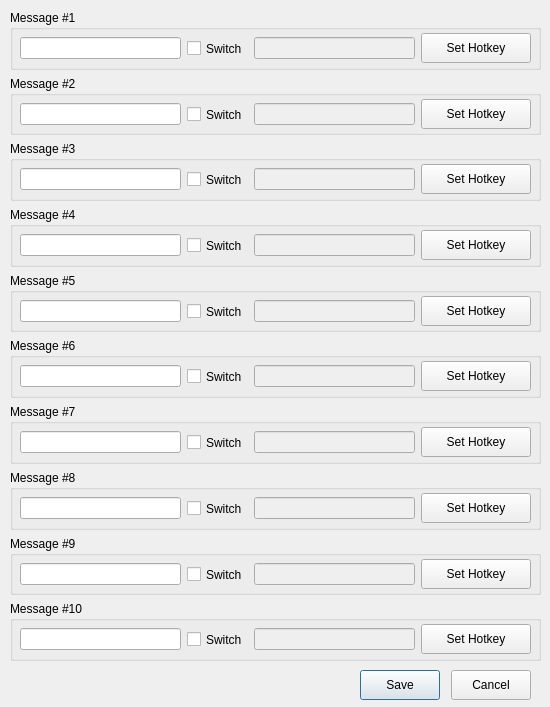
blink-dev/ts3plugin-HotkeyMessage, file src/configui.ui: the form before one commit.
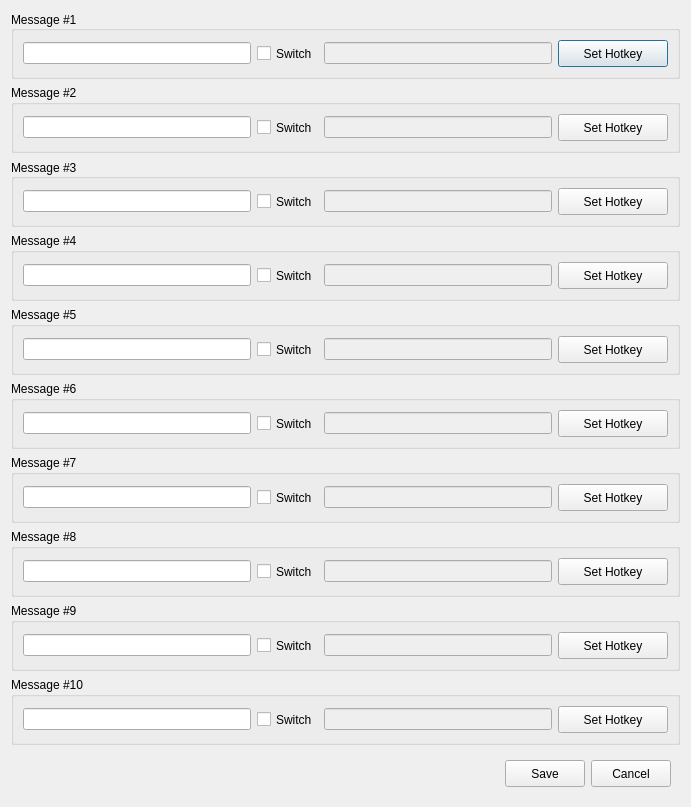
The form after the commit.

What changed in the file:
```diff
--- a/src/configui.ui
+++ b/src/configui.ui
@@ -6,102 +6,43 @@
    <rect>
     <x>0</x>
     <y>0</y>
-    <width>550</width>
-    <height>707</height>
+    <width>691</width>
+    <height>803</height>
    </rect>
   </property>
   <property name="sizePolicy">
-   <sizepolicy hsizetype="Fixed" vsizetype="Fixed">
+   <sizepolicy hsizetype="Maximum" vsizetype="Preferred">
     <horstretch>0</horstretch>
     <verstretch>0</verstretch>
    </sizepolicy>
   </property>
-  <property name="minimumSize">
-   <size>
-    <width>550</width>
-    <height>707</height>
-   </size>
-  </property>
-  <property name="maximumSize">
-   <size>
-    <width>550</width>
-    <height>707</height>
-   </size>
-  </property>
   <property name="windowTitle">
    <string>Dialog</string>
   </property>
-  <widget class="QPushButton" name="SaveBtn">
-   <property name="geometry">
-    <rect>
-     <x>360</x>
-     <y>670</y>
-     <width>80</width>
-     <height>30</height>
-    </rect>
-   </property>
-   <property name="maximumSize">
-    <size>
-     <width>100</width>
-     <height>30</height>
-    </size>
-   </property>
-   <property name="text">
-    <string>Save</string>
-   </property>
-  </widget>
-  <widget class="QPushButton" name="CancelBtn">
-   <property name="geometry">
-    <rect>
-     <x>451</x>
-     <y>670</y>
-     <width>80</width>
-     <height>30</height>
-    </rect>
-   </property>
-   <property name="maximumSize">
-    <size>
-     <width>100</width>
-     <height>30</height>
-    </size>
-   </property>
-   <property name="text">
-    <string>Cancel</string>
-   </property>
-  </widget>
-  <widget class="QWidget" name="layoutWidget">
-   <property name="geometry">
-    <rect>
-     <x>10</x>
-     <y>10</y>
-     <width>531</width>
-     <height>651</height>
-    </rect>
-   </property>
-   <layout class="QVBoxLayout" name="verticalLayout">
-    <item>
+  <layout class="QGridLayout" name="gridLayout">
+   <item row="0" column="0">
      <widget class="QGroupBox" name="groupBox">
+     <property name="sizePolicy">
+      <sizepolicy hsizetype="Preferred" vsizetype="Preferred">
+       <horstretch>0</horstretch>
+       <verstretch>0</verstretch>
+      </sizepolicy>
+     </property>
+     <property name="layoutDirection">
+      <enum>Qt::LeftToRight</enum>
+     </property>
       <property name="title">
        <string>Message #1</string>
       </property>
-      <widget class="QWidget" name="layoutWidget">
-       <property name="geometry">
-        <rect>
-         <x>10</x>
-         <y>23</y>
-         <width>511</width>
-         <height>31</height>
-        </rect>
-       </property>
-       <layout class="QHBoxLayout" name="horizontalLayout">
-        <property name="spacing">
-         <number>6</number>
-        </property>
+     <property name="alignment">
+      <set>Qt::AlignLeading|Qt::AlignLeft|Qt::AlignVCenter</set>
+     </property>
+     <layout class="QHBoxLayout" name="horizontalLayout_11">
         <property name="sizeConstraint">
          <enum>QLayout::SetDefaultConstraint</enum>
         </property>
-        <property name="rightMargin">
-         <number>0</number>
+      <property name="leftMargin">
+       <number>9</number>
         </property>
         <item>
          <widget class="QLineEdit" name="Hotkey1_lineEdit">
@@ -119,16 +60,22 @@
           </property>
           <property name="maximumSize">
            <size>
-            <width>200</width>
+          <width>16777215</width>
             <height>22</height>
            </size>
           </property>
           <property name="text">
            <string/>
           </property>
-         </widget>
-        </item>
-        <item alignment="Qt::AlignLeft">
+        <property name="maxLength">
+         <number>512</number>
+        </property>
+        <property name="alignment">
+         <set>Qt::AlignLeading|Qt::AlignLeft|Qt::AlignVCenter</set>
+        </property>
+       </widget>
+      </item>
+      <item>
          <widget class="QCheckBox" name="Hotkey1_checkBox">
           <property name="sizePolicy">
            <sizepolicy hsizetype="Minimum" vsizetype="Preferred">
@@ -169,7 +116,7 @@
           </property>
           <property name="maximumSize">
            <size>
-            <width>200</width>
+          <width>16777215</width>
             <height>22</height>
            </size>
           </property>
@@ -189,7 +136,7 @@
           <property name="minimumSize">
            <size>
             <width>110</width>
-            <height>21</height>
+          <height>27</height>
            </size>
           </property>
           <property name="maximumSize">
@@ -205,22 +152,12 @@
         </item>
        </layout>
       </widget>
-     </widget>
-    </item>
-    <item>
+   </item>
+   <item row="1" column="0">
      <widget class="QGroupBox" name="groupBox_2">
       <property name="title">
        <string>Message #2</string>
       </property>
-      <widget class="QWidget" name="layoutWidget">
-       <property name="geometry">
-        <rect>
-         <x>10</x>
-         <y>23</y>
-         <width>511</width>
-         <height>31</height>
-        </rect>
-       </property>
        <layout class="QHBoxLayout" name="horizontalLayout_2">
         <item>
          <widget class="QLineEdit" name="Hotkey2_lineEdit">
@@ -238,16 +175,19 @@
           </property>
           <property name="maximumSize">
            <size>
-            <width>200</width>
+          <width>16777215</width>
             <height>22</height>
            </size>
           </property>
           <property name="text">
            <string/>
           </property>
-         </widget>
-        </item>
-        <item alignment="Qt::AlignLeft">
+        <property name="maxLength">
+         <number>512</number>
+        </property>
+       </widget>
+      </item>
+      <item>
          <widget class="QCheckBox" name="Hotkey2_checkBox">
           <property name="sizePolicy">
            <sizepolicy hsizetype="Minimum" vsizetype="Preferred">
@@ -285,7 +225,7 @@
           </property>
           <property name="maximumSize">
            <size>
-            <width>200</width>
+          <width>16777215</width>
             <height>22</height>
            </size>
           </property>
@@ -302,7 +242,7 @@
           <property name="minimumSize">
            <size>
             <width>110</width>
-            <height>21</height>
+          <height>27</height>
            </size>
           </property>
           <property name="maximumSize">
@@ -318,23 +258,25 @@
         </item>
        </layout>
       </widget>
-     </widget>
-    </item>
-    <item>
+   </item>
+   <item row="2" column="0">
      <widget class="QGroupBox" name="groupBox_3">
+     <property name="sizePolicy">
+      <sizepolicy hsizetype="Expanding" vsizetype="Preferred">
+       <horstretch>0</horstretch>
+       <verstretch>0</verstretch>
+      </sizepolicy>
+     </property>
       <property name="title">
        <string>Message #3</string>
       </property>
-      <widget class="QWidget" name="layoutWidget_2">
-       <property name="geometry">
-        <rect>
-         <x>10</x>
-         <y>23</y>
-         <width>511</width>
-         <height>31</height>
-        </rect>
-       </property>
-       <layout class="QHBoxLayout" name="horizontalLayout_3">
+     <property name="alignment">
+      <set>Qt::AlignLeading|Qt::AlignLeft|Qt::AlignVCenter</set>
+     </property>
+     <layout class="QHBoxLayout" name="horizontalLayout">
+      <property name="sizeConstraint">
+       <enum>QLayout::SetDefaultConstraint</enum>
+      </property>
         <item>
          <widget class="QLineEdit" name="Hotkey3_lineEdit">
           <property name="sizePolicy">
@@ -351,7 +293,7 @@
           </property>
           <property name="maximumSize">
            <size>
-            <width>200</width>
+          <width>16777215</width>
             <height>22</height>
            </size>
           </property>
@@ -392,7 +334,7 @@
           </property>
           <property name="maximumSize">
            <size>
-            <width>200</width>
+          <width>16777215</width>
             <height>22</height>
            </size>
           </property>
@@ -409,7 +351,7 @@
           <property name="minimumSize">
            <size>
             <width>110</width>
-            <height>21</height>
+          <height>27</height>
            </size>
           </property>
           <property name="maximumSize">
@@ -425,23 +367,13 @@
         </item>
        </layout>
       </widget>
-     </widget>
-    </item>
-    <item>
+   </item>
+   <item row="3" column="0">
      <widget class="QGroupBox" name="groupBox_4">
       <property name="title">
        <string>Message #4</string>
       </property>
-      <widget class="QWidget" name="layoutWidget_3">
-       <property name="geometry">
-        <rect>
-         <x>10</x>
-         <y>23</y>
-         <width>511</width>
-         <height>31</height>
-        </rect>
-       </property>
-       <layout class="QHBoxLayout" name="horizontalLayout_4">
+     <layout class="QHBoxLayout" name="horizontalLayout_3">
         <item>
          <widget class="QLineEdit" name="Hotkey4_lineEdit">
           <property name="sizePolicy">
@@ -458,7 +390,7 @@
           </property>
           <property name="maximumSize">
            <size>
-            <width>200</width>
+          <width>16777215</width>
             <height>22</height>
            </size>
           </property>
@@ -499,7 +431,7 @@
           </property>
           <property name="maximumSize">
            <size>
-            <width>200</width>
+          <width>16777215</width>
             <height>22</height>
            </size>
           </property>
@@ -516,7 +448,7 @@
           <property name="minimumSize">
            <size>
             <width>110</width>
-            <height>21</height>
+          <height>27</height>
            </size>
           </property>
           <property name="maximumSize">
@@ -532,23 +464,13 @@
         </item>
        </layout>
       </widget>
-     </widget>
-    </item>
-    <item>
+   </item>
+   <item row="4" column="0">
      <widget class="QGroupBox" name="groupBox_5">
       <property name="title">
        <string>Message #5</string>
       </property>
-      <widget class="QWidget" name="layoutWidget_4">
-       <property name="geometry">
-        <rect>
-         <x>10</x>
-         <y>23</y>
-         <width>511</width>
-         <height>31</height>
-        </rect>
-       </property>
-       <layout class="QHBoxLayout" name="horizontalLayout_5">
+     <layout class="QHBoxLayout" name="horizontalLayout_4">
         <item>
          <widget class="QLineEdit" name="Hotkey5_lineEdit">
           <property name="sizePolicy">
@@ -565,7 +487,7 @@
           </property>
           <property name="maximumSize">
            <size>
-            <width>200</width>
+          <width>16777215</width>
             <height>22</height>
            </size>
           </property>
@@ -606,7 +528,7 @@
           </property>
           <property name="maximumSize">
            <size>
-            <width>200</width>
+          <width>16777215</width>
             <height>22</height>
            </size>
           </property>
@@ -623,7 +545,7 @@
           <property name="minimumSize">
            <size>
             <width>110</width>
-            <height>21</height>
+          <height>27</height>
            </size>
           </property>
           <property name="maximumSize">
@@ -639,23 +561,13 @@
         </item>
        </layout>
       </widget>
-     </widget>
-    </item>
-    <item>
+   </item>
+   <item row="5" column="0">
      <widget class="QGroupBox" name="groupBox_6">
       <property name="title">
        <string>Message #6</string>
       </property>
-      <widget class="QWidget" name="layoutWidget_5">
-       <property name="geometry">
-        <rect>
-         <x>10</x>
-         <y>23</y>
-         <width>511</width>
-         <height>31</height>
-        </rect>
-       </property>
-       <layout class="QHBoxLayout" name="horizontalLayout_6">
+     <layout class="QHBoxLayout" name="horizontalLayout_5">
         <item>
          <widget class="QLineEdit" name="Hotkey6_lineEdit">
           <property name="sizePolicy">
@@ -672,7 +584,7 @@
           </property>
           <property name="maximumSize">
            <size>
-            <width>200</width>
+          <width>16777215</width>
             <height>22</height>
            </size>
           </property>
@@ -713,7 +625,7 @@
           </property>
           <property name="maximumSize">
            <size>
-            <width>200</width>
+          <width>16777215</width>
             <height>22</height>
            </size>
           </property>
@@ -730,7 +642,7 @@
           <property name="minimumSize">
            <size>
             <width>110</width>
-            <height>21</height>
+          <height>27</height>
            </size>
           </property>
           <property name="maximumSize">
@@ -746,23 +658,13 @@
         </item>
        </layout>
       </widget>
-     </widget>
-    </item>
-    <item>
+   </item>
+   <item row="6" column="0">
      <widget class="QGroupBox" name="groupBox_7">
       <property name="title">
        <string>Message #7</string>
       </property>
-      <widget class="QWidget" name="layoutWidget_6">
-       <property name="geometry">
-        <rect>
-         <x>10</x>
-         <y>23</y>
-         <width>511</width>
-         <height>31</height>
-        </rect>
-       </property>
-       <layout class="QHBoxLayout" name="horizontalLayout_7">
+     <layout class="QHBoxLayout" name="horizontalLayout_6">
         <item>
          <widget class="QLineEdit" name="Hotkey7_lineEdit">
           <property name="sizePolicy">
@@ -779,7 +681,7 @@
           </property>
           <property name="maximumSize">
            <size>
-            <width>200</width>
+          <width>16777215</width>
             <height>22</height>
            </size>
           </property>
@@ -820,7 +722,7 @@
           </property>
           <property name="maximumSize">
            <size>
-            <width>200</width>
+          <width>16777215</width>
             <height>22</height>
            </size>
           </property>
@@ -837,7 +739,7 @@
           <property name="minimumSize">
            <size>
             <width>110</width>
-            <height>21</height>
+          <height>27</height>
            </size>
           </property>
           <property name="maximumSize">
@@ -853,23 +755,13 @@
         </item>
        </layout>
       </widget>
-     </widget>
-    </item>
-    <item>
+   </item>
+   <item row="7" column="0">
      <widget class="QGroupBox" name="groupBox_8">
       <property name="title">
        <string>Message #8</string>
       </property>
-      <widget class="QWidget" name="layoutWidget_7">
-       <property name="geometry">
-        <rect>
-         <x>10</x>
-         <y>23</y>
-         <width>511</width>
-         <height>31</height>
-        </rect>
-       </property>
-       <layout class="QHBoxLayout" name="horizontalLayout_8">
+     <layout class="QHBoxLayout" name="horizontalLayout_7">
         <item>
          <widget class="QLineEdit" name="Hotkey8_lineEdit">
           <property name="sizePolicy">
@@ -886,7 +778,7 @@
           </property>
           <property name="maximumSize">
            <size>
-            <width>200</width>
+          <width>16777215</width>
             <height>22</height>
            </size>
           </property>
@@ -927,7 +819,7 @@
           </property>
           <property name="maximumSize">
            <size>
-            <width>200</width>
+          <width>16777215</width>
             <height>22</height>
            </size>
           </property>
@@ -944,7 +836,7 @@
           <property name="minimumSize">
            <size>
             <width>110</width>
-            <height>21</height>
+          <height>27</height>
            </size>
           </property>
           <property name="maximumSize">
@@ -960,23 +852,13 @@
         </item>
        </layout>
       </widget>
-     </widget>
-    </item>
-    <item>
+   </item>
+   <item row="8" column="0">
      <widget class="QGroupBox" name="groupBox_9">
       <property name="title">
        <string>Message #9</string>
       </property>
-      <widget class="QWidget" name="layoutWidget_8">
-       <property name="geometry">
-        <rect>
-         <x>10</x>
-         <y>23</y>
-         <width>511</width>
-         <height>31</height>
-        </rect>
-       </property>
-       <layout class="QHBoxLayout" name="horizontalLayout_9">
+     <layout class="QHBoxLayout" name="horizontalLayout_8">
         <item>
          <widget class="QLineEdit" name="Hotkey9_lineEdit">
           <property name="sizePolicy">
@@ -993,7 +875,7 @@
           </property>
           <property name="maximumSize">
            <size>
-            <width>200</width>
+          <width>16777215</width>
             <height>22</height>
            </size>
           </property>
@@ -1034,7 +916,7 @@
           </property>
           <property name="maximumSize">
            <size>
-            <width>200</width>
+          <width>16777215</width>
             <height>22</height>
            </size>
           </property>
@@ -1051,7 +933,7 @@
           <property name="minimumSize">
            <size>
             <width>110</width>
-            <height>21</height>
+          <height>27</height>
            </size>
           </property>
           <property name="maximumSize">
@@ -1067,23 +949,13 @@
         </item>
        </layout>
       </widget>
-     </widget>
-    </item>
-    <item>
+   </item>
+   <item row="9" column="0">
      <widget class="QGroupBox" name="groupBox_10">
       <property name="title">
        <string>Message #10</string>
       </property>
-      <widget class="QWidget" name="layoutWidget_9">
-       <property name="geometry">
-        <rect>
-         <x>10</x>
-         <y>23</y>
-         <width>511</width>
-         <height>31</height>
-        </rect>
-       </property>
-       <layout class="QHBoxLayout" name="horizontalLayout_10">
+     <layout class="QHBoxLayout" name="horizontalLayout_9">
         <item>
          <widget class="QLineEdit" name="Hotkey10_lineEdit">
           <property name="sizePolicy">
@@ -1100,7 +972,7 @@
           </property>
           <property name="maximumSize">
            <size>
-            <width>200</width>
+          <width>16777215</width>
             <height>22</height>
            </size>
           </property>
@@ -1141,7 +1013,7 @@
           </property>
           <property name="maximumSize">
            <size>
-            <width>200</width>
+          <width>16777215</width>
             <height>22</height>
            </size>
           </property>
@@ -1158,7 +1030,7 @@
           <property name="minimumSize">
            <size>
             <width>110</width>
-            <height>21</height>
+          <height>27</height>
            </size>
           </property>
           <property name="maximumSize">
@@ -1174,10 +1046,101 @@
         </item>
        </layout>
       </widget>
-     </widget>
-    </item>
-   </layout>
-  </widget>
+   </item>
+   <item row="10" column="0">
+    <widget class="QWidget" name="widget" native="true">
+     <property name="sizePolicy">
+      <sizepolicy hsizetype="Preferred" vsizetype="Preferred">
+       <horstretch>0</horstretch>
+       <verstretch>0</verstretch>
+      </sizepolicy>
+     </property>
+     <property name="layoutDirection">
+      <enum>Qt::LeftToRight</enum>
+     </property>
+     <layout class="QHBoxLayout" name="horizontalLayout_10">
+      <item>
+       <spacer name="horizontalSpacer">
+        <property name="orientation">
+         <enum>Qt::Horizontal</enum>
+        </property>
+        <property name="sizeHint" stdset="0">
+         <size>
+          <width>40</width>
+          <height>20</height>
+         </size>
+        </property>
+       </spacer>
+      </item>
+      <item>
+       <widget class="QPushButton" name="SaveBtn">
+        <property name="sizePolicy">
+         <sizepolicy hsizetype="Fixed" vsizetype="Preferred">
+          <horstretch>0</horstretch>
+          <verstretch>0</verstretch>
+         </sizepolicy>
+        </property>
+        <property name="minimumSize">
+         <size>
+          <width>0</width>
+          <height>27</height>
+         </size>
+        </property>
+        <property name="maximumSize">
+         <size>
+          <width>100</width>
+          <height>30</height>
+         </size>
+        </property>
+        <property name="text">
+         <string>Save</string>
+        </property>
+       </widget>
+      </item>
+      <item>
+       <widget class="QPushButton" name="CancelBtn">
+        <property name="sizePolicy">
+         <sizepolicy hsizetype="Fixed" vsizetype="Preferred">
+          <horstretch>0</horstretch>
+          <verstretch>0</verstretch>
+         </sizepolicy>
+        </property>
+        <property name="minimumSize">
+         <size>
+          <width>0</width>
+          <height>27</height>
+         </size>
+        </property>
+        <property name="maximumSize">
+         <size>
+          <width>100</width>
+          <height>30</height>
+         </size>
+        </property>
+        <property name="text">
+         <string>Cancel</string>
+        </property>
+       </widget>
+      </item>
+     </layout>
+    </widget>
+   </item>
+  </layout>
+  <zorder>groupBox_9</zorder>
+  <zorder>groupBox_8</zorder>
+  <zorder>groupBox_6</zorder>
+  <zorder>groupBox_4</zorder>
+  <zorder>groupBox_7</zorder>
+  <zorder>groupBox_10</zorder>
+  <zorder>groupBox_2</zorder>
+  <zorder>groupBox_5</zorder>
+  <zorder>groupBox_3</zorder>
+  <zorder>groupBox</zorder>
+  <zorder>Hotkey2_checkBox</zorder>
+  <zorder>Hotkey2_lineEdit_2</zorder>
+  <zorder>Hotkey2_pushButton</zorder>
+  <zorder>Hotkey1_checkBox</zorder>
+  <zorder>widget</zorder>
  </widget>
  <resources/>
  <connections/>
```
Left out of the diff: 58 changed lines with no effect on the pictures. Lines whose indentation alone changed are shown as unchanged.
